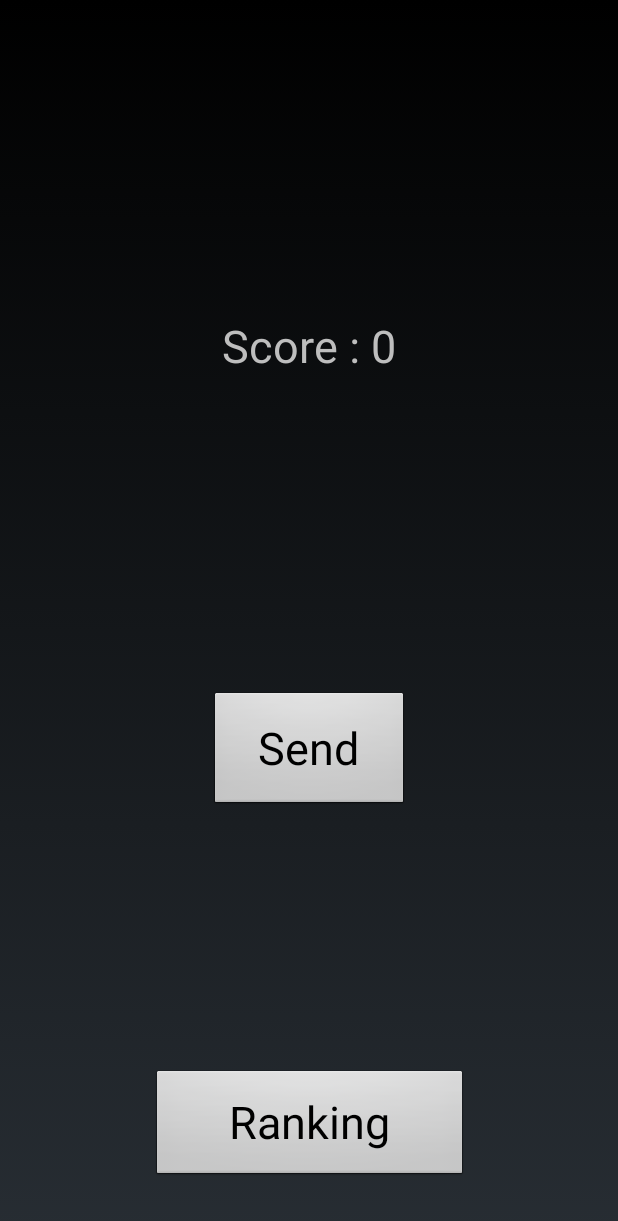
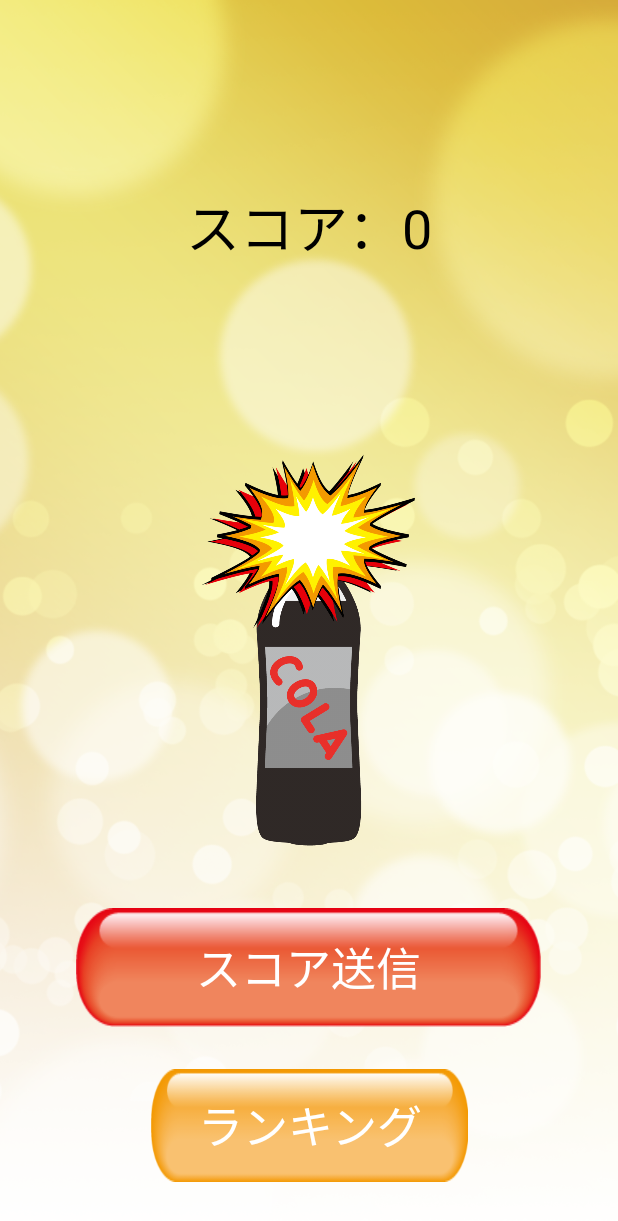
Before and after one commit to roombarunba/Sparkling, an Android app: the ResultActivity screen opened directly, with no data from a screen before it, on a phone screen of 412 x 824 dp. Shown: the top 1221 px of the screen. Run offline under Robolectric (Android 15) with nearby library versions, the phone set to English and light mode, and no system bars; our stand-ins replace Firebase (no records; nobody signed in at launch, a user with empty details on screens opened directly).

Commit message:
スコアをランキング送信する画面を綺麗にした

```diff
--- a/app/src/main/java/com/example/nttr/sparkling/ResultActivity.java
+++ b/app/src/main/java/com/example/nttr/sparkling/ResultActivity.java
@@ -6,6 +6,10 @@ import android.content.Context;
 import android.content.DialogInterface;
 import android.content.Intent;
 import android.content.SharedPreferences;
+import android.graphics.Bitmap;
+import android.graphics.BitmapFactory;
+import android.graphics.drawable.BitmapDrawable;
+import android.graphics.drawable.Drawable;
 import android.os.Bundle;
 import android.os.Vibrator;
 import android.support.annotation.NonNull;
@@ -32,6 +36,8 @@ public class ResultActivity extends Activity implements View.OnClickListener{
 
     Button sendRanking;
 
+    Drawable red_g;
+
     @Override
     protected void onCreate(Bundle savedInstanceState) {
         super.onCreate(savedInstanceState);
@@ -45,7 +51,7 @@ public class ResultActivity extends Activity implements View.OnClickListener{
         score = intent.getIntExtra("score", 0);
         place = intent.getStringExtra("place");
 
-        mScoreText.setText("Score : " + score);
+        mScoreText.setText("スコア：" + score);
 
         Vibrator vib = (Vibrator)getSystemService(VIBRATOR_SERVICE);
         vib.vibrate(2000);
@@ -65,6 +71,11 @@ public class ResultActivity extends Activity implements View.OnClickListener{
                 .setPositiveButton("送信", new DialogInterface.OnClickListener() {
                     public void onClick(DialogInterface dialog, int whichButton) {
                         if(first){
+                            sendRanking.setEnabled(false);
+                            sendRanking.setClickable(false);
+                            Bitmap bitmap = BitmapFactory.decodeResource(getResources(), R.mipmap.red_g);
+                            Drawable drawable = new BitmapDrawable(getResources(), bitmap);
+                            sendRanking.setBackground(drawable);
                             first = false;
                             place = editView.getText().toString();
                             SharedPreferences.Editor editor = data.edit();
@@ -106,6 +117,12 @@ public class ResultActivity extends Activity implements View.OnClickListener{
     void toastFail(){
         Toast toast = Toast.makeText(this, "送信失敗！もう一回押して！", Toast.LENGTH_SHORT);
         toast.show();
+        first = true;
+        sendRanking.setEnabled(true);
+        sendRanking.setClickable(true);
+        Bitmap bitmap = BitmapFactory.decodeResource(getResources(), R.mipmap.red);
+        Drawable drawable = new BitmapDrawable(getResources(), bitmap);
+        sendRanking.setBackground(drawable);
     }
 
     public void toRanking(View v){
--- a/app/src/main/res/layout/activity_result.xml
+++ b/app/src/main/res/layout/activity_result.xml
@@ -4,7 +4,23 @@
     xmlns:tools="http://schemas.android.com/tools"
     android:layout_width="match_parent"
     android:layout_height="match_parent"
-    tools:context="com.example.nttr.sparkling.ResultActivity">
+    tools:context="com.example.nttr.sparkling.ResultActivity"
+    tools:layout_editor_absoluteY="25dp">
+
+    <ImageView
+        android:id="@+id/imageView5"
+        android:layout_width="wrap_content"
+        android:layout_height="wrap_content"
+        android:layout_marginBottom="8dp"
+        android:layout_marginEnd="8dp"
+        android:layout_marginStart="8dp"
+        android:layout_marginTop="8dp"
+        android:scaleType="centerCrop"
+        android:src="@mipmap/c_awa"
+        app:layout_constraintBottom_toBottomOf="parent"
+        app:layout_constraintEnd_toEndOf="parent"
+        app:layout_constraintStart_toStartOf="parent"
+        app:layout_constraintTop_toTopOf="parent" />
 
     <TextView
         android:id="@+id/ScoreResult"
@@ -15,22 +31,41 @@
         android:layout_marginStart="8dp"
         android:layout_marginTop="8dp"
         android:text="Score : "
-        android:textSize="30sp"
-        app:layout_constraintBottom_toTopOf="@+id/sendRanking"
+        android:textColor="@android:color/background_dark"
+        android:textSize="36sp"
+        app:layout_constraintBottom_toTopOf="@+id/imageView8"
         app:layout_constraintEnd_toEndOf="parent"
         app:layout_constraintStart_toStartOf="parent"
         app:layout_constraintTop_toTopOf="parent" />
 
+    <ImageView
+        android:id="@+id/imageView8"
+        android:layout_width="186dp"
+        android:layout_height="263dp"
+        android:layout_marginBottom="40dp"
+        android:layout_marginEnd="8dp"
+        android:layout_marginStart="8dp"
+        android:src="@mipmap/burn"
+        app:layout_constraintBottom_toTopOf="@+id/sendRanking"
+        app:layout_constraintEnd_toEndOf="parent"
+        app:layout_constraintHorizontal_bias="0.497"
+        app:layout_constraintStart_toStartOf="parent" />
+
     <Button
         android:id="@+id/sendRanking"
-        android:layout_width="133dp"
-        android:layout_height="80dp"
-        android:layout_marginBottom="172dp"
+        android:layout_width="310dp"
+        android:layout_height="wrap_content"
+        android:layout_marginBottom="28dp"
+        android:layout_marginEnd="8dp"
+        android:layout_marginStart="8dp"
+        android:background="@mipmap/red"
         android:onClick="sendMessage"
-        android:text="Send"
+        android:text="スコア送信"
+        android:textColor="@android:color/background_light"
         android:textSize="30sp"
         app:layout_constraintBottom_toTopOf="@+id/button4"
         app:layout_constraintEnd_toEndOf="parent"
+        app:layout_constraintHorizontal_bias="0.494"
         app:layout_constraintStart_toStartOf="parent" />
 
     <Button
@@ -40,10 +75,12 @@
         android:layout_marginBottom="36dp"
         android:layout_marginEnd="8dp"
         android:layout_marginStart="8dp"
+        android:background="@mipmap/orange"
         android:onClick="toRanking"
-        android:text="Ranking"
+        android:text="ランキング"
+        android:textColor="@android:color/background_light"
         android:textSize="30sp"
-        app:layout_constraintBottom_toBottomOf="parent"
+        app:layout_constraintBottom_toBottomOf="@+id/imageView5"
         app:layout_constraintEnd_toEndOf="parent"
         app:layout_constraintStart_toStartOf="parent" />
 </android.support.constraint.ConstraintLayout>
```
Also changed, not shown: app/src/main/res/mipmap-mdpi/burn.png (added), app/src/main/res/mipmap-mdpi/red_g.png (added).
